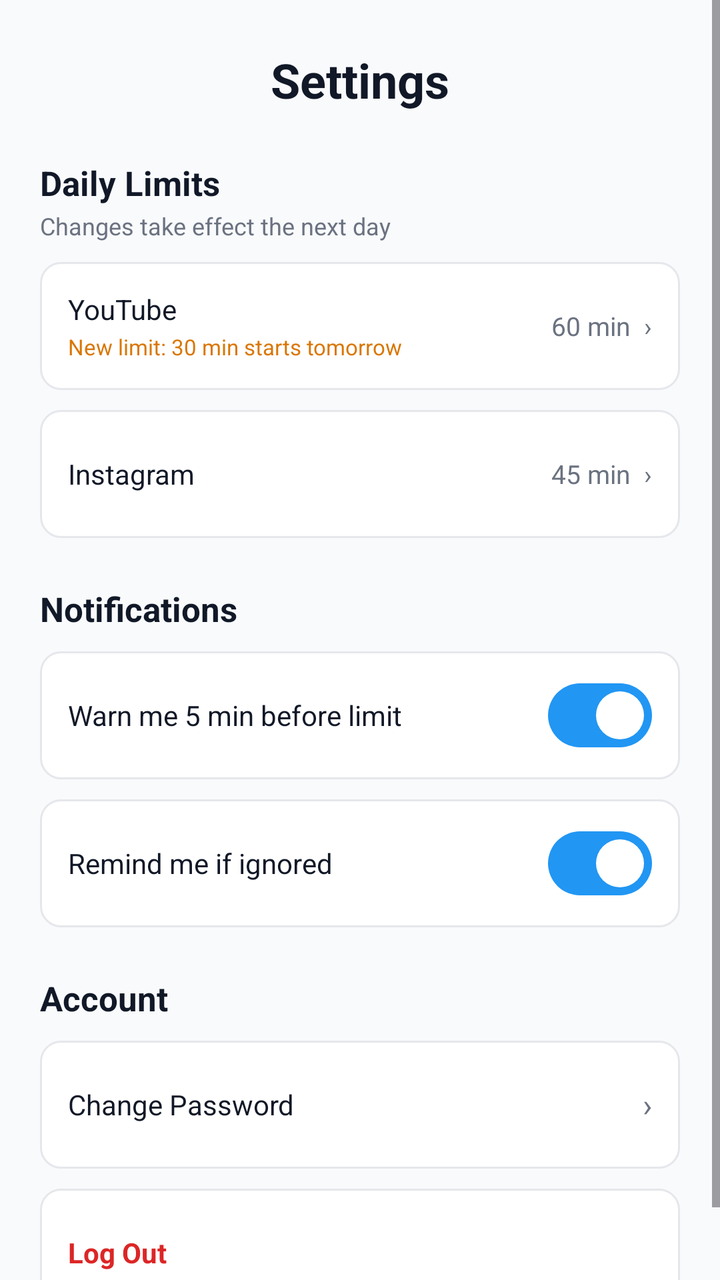
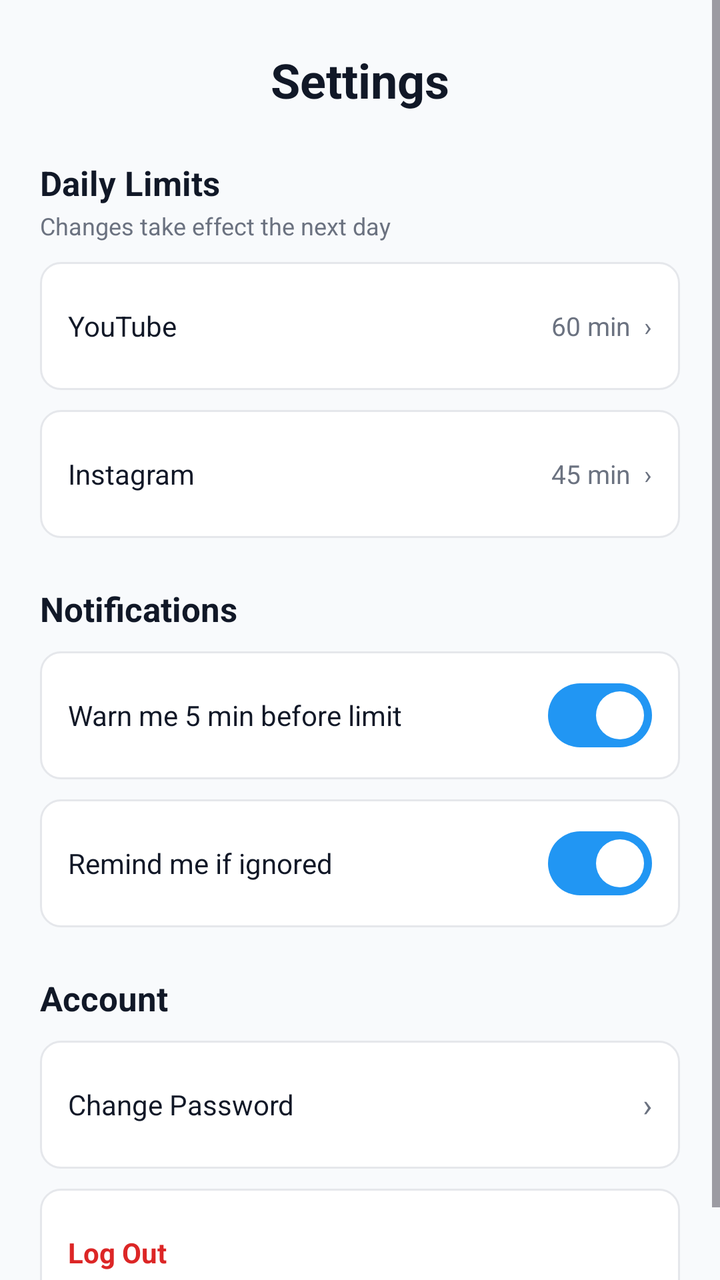

Screens rendered from an Android XML layout before and after an edit, with the pre-edit source and the edit as a unified diff.
<!-- AndroidManifest.xml: application theme Theme.ShortFormBlocker -->
<!-- res/layout/fragment_settings.xml -->
<?xml version="1.0" encoding="utf-8"?>
<LinearLayout xmlns:android="http://schemas.android.com/apk/res/android"
    xmlns:app="http://schemas.android.com/apk/res-auto"
    xmlns:tools="http://schemas.android.com/tools"
    android:id="@+id/settings_root"
    android:layout_width="match_parent"
    android:layout_height="match_parent"
    android:background="@color/fs_background"
    android:orientation="vertical"
    tools:context=".SettingsFragment">

    <ScrollView
        android:layout_width="match_parent"
        android:layout_height="0dp"
        android:layout_weight="1"
        android:fillViewport="true">

        <LinearLayout
            android:layout_width="match_parent"
            android:layout_height="wrap_content"
            android:orientation="vertical"
            android:paddingStart="20dp"
            android:paddingTop="12dp"
            android:paddingEnd="20dp"
            android:paddingBottom="20dp">

            
            <TextView
                android:layout_width="match_parent"
                android:layout_height="56dp"
                android:gravity="center"
                android:text="Settings"
                android:textColor="@color/fs_text_primary"
                android:textSize="24sp"
                android:textStyle="bold" />

            
            <TextView
                style="@style/FS.SectionTitle"
                android:layout_marginTop="12dp"
                android:text="Daily Limits" />

            <TextView
                style="@style/FS.SubText"
                android:layout_marginTop="2dp"
                android:text="Changes take effect the next day" />

            <LinearLayout
                android:id="@+id/row_limit_youtube"
                style="@style/FS.Card">

                <LinearLayout
                    android:layout_width="0dp"
                    android:layout_height="wrap_content"
                    android:layout_weight="1"
                    android:orientation="vertical">

                    <TextView
                        android:layout_width="wrap_content"
                        android:layout_height="wrap_content"
                        android:text="YouTube"
                        android:textColor="@color/fs_text_primary"
                        android:textSize="14sp" />

                    <TextView
                        android:layout_width="wrap_content"
                        android:layout_height="wrap_content"
                        android:layout_marginTop="2dp"
                        android:text="New limit: 30 min starts tomorrow"
                        android:textColor="@color/fs_streak_orange"
                        android:textSize="11sp" />
                </LinearLayout>

                <TextView
                    android:layout_width="wrap_content"
                    android:layout_height="wrap_content"
                    android:text="60 min  ›"
                    android:textColor="@color/fs_text_secondary"
                    android:textSize="13sp" />
            </LinearLayout>

            <LinearLayout
                android:id="@+id/row_limit_instagram"
                style="@style/FS.Card">

                <LinearLayout
                    android:layout_width="0dp"
                    android:layout_height="wrap_content"
                    android:layout_weight="1"
                    android:orientation="vertical">

                    <TextView
                        android:layout_width="wrap_content"
                        android:layout_height="wrap_content"
                        android:text="Instagram"
                        android:textColor="@color/fs_text_primary"
                        android:textSize="14sp" />
                </LinearLayout>

                <TextView
                    android:layout_width="wrap_content"
                    android:layout_height="wrap_content"
                    android:text="45 min  ›"
                    android:textColor="@color/fs_text_secondary"
                    android:textSize="13sp" />
            </LinearLayout>

            
            <TextView
                style="@style/FS.SectionTitle"
                android:layout_marginTop="24dp"
                android:text="Notifications" />

            <LinearLayout style="@style/FS.Card">

                <TextView
                    style="@style/FS.RowLabel"
                    android:text="Warn me 5 min before limit" />

                <com.google.android.material.materialswitch.MaterialSwitch
                    android:id="@+id/switch_warn_before_limit"
                    android:layout_width="wrap_content"
                    android:layout_height="wrap_content"
                    android:checked="true"
                    android:minHeight="0dp"
                    android:theme="@style/ThemeOverlay.FS.Switch" />
            </LinearLayout>

            <LinearLayout style="@style/FS.Card">

                <TextView
                    style="@style/FS.RowLabel"
                    android:text="Remind me if ignored" />

                <com.google.android.material.materialswitch.MaterialSwitch
                    android:id="@+id/switch_remind_if_ignored"
                    android:layout_width="wrap_content"
                    android:layout_height="wrap_content"
                    android:checked="true"
                    android:minHeight="0dp"
                    android:theme="@style/ThemeOverlay.FS.Switch" />
            </LinearLayout>

            
            <TextView
                style="@style/FS.SectionTitle"
                android:layout_marginTop="24dp"
                android:text="Account" />

            <LinearLayout
                android:id="@+id/row_change_password"
                style="@style/FS.Card">

                <TextView
                    style="@style/FS.RowLabel"
                    android:text="Change Password" />

                <TextView
                    android:layout_width="wrap_content"
                    android:layout_height="wrap_content"
                    android:text="›"
                    android:textColor="@color/fs_text_secondary"
                    android:textSize="16sp" />
            </LinearLayout>

            <LinearLayout
                android:id="@+id/row_log_out"
                style="@style/FS.Card">

                <TextView
                    style="@style/FS.RowLabel"
                    android:text="Log Out"
                    android:textColor="@color/fs_logout_red"
                    android:textStyle="bold" />
            </LinearLayout>

        </LinearLayout>
    </ScrollView>

</LinearLayout>
<!-- resources referenced by this layout -->
<resources>
  <color name="fs_background">#FFF8FAFC</color>
  <color name="fs_logout_red">#FFDC2626</color>
  <color name="fs_streak_orange">#FFD97706</color>
  <color name="fs_text_primary">#FF111827</color>
  <color name="fs_text_secondary">#FF6B7280</color>
  <style name="FS.Card">
          <item name="android:layout_width">match_parent</item>
          <item name="android:layout_height">wrap_content</item>
          <item name="android:background">@drawable/bg_fs_card</item>
          <item name="android:gravity">center_vertical</item>
          <item name="android:orientation">horizontal</item>
          <item name="android:minHeight">64dp</item>
          <item name="android:paddingStart">14dp</item>
          <item name="android:paddingEnd">14dp</item>
          <item name="android:paddingTop">12dp</item>
          <item name="android:paddingBottom">12dp</item>
          <item name="android:layout_marginTop">10dp</item>
      </style>
  <style name="FS.RowLabel">
          <item name="android:layout_width">0dp</item>
          <item name="android:layout_height">wrap_content</item>
          <item name="android:layout_weight">1</item>
          <item name="android:textColor">@color/fs_text_primary</item>
          <item name="android:textSize">14sp</item>
      </style>
  <style name="FS.SectionTitle">
          <item name="android:layout_width">wrap_content</item>
          <item name="android:layout_height">wrap_content</item>
          <item name="android:textColor">@color/fs_text_primary</item>
          <item name="android:textSize">17sp</item>
          <item name="android:textStyle">bold</item>
      </style>
  <style name="FS.SubText">
          <item name="android:layout_width">wrap_content</item>
          <item name="android:layout_height">wrap_content</item>
          <item name="android:textColor">@color/fs_text_secondary</item>
          <item name="android:textSize">12sp</item>
      </style>
  <style name="ThemeOverlay.FS.Switch" parent="">
          <item name="colorPrimary">@color/fs_switch_blue</item>
          <item name="colorOnPrimary">@color/fs_card</item>
      </style>
  <style name="Theme.ShortFormBlocker" parent="Base.Theme.ShortFormBlocker" />
  <!-- drawable bg_fs_card (drawable) -->
  <?xml version="1.0" encoding="utf-8"?>
  <shape xmlns:android="http://schemas.android.com/apk/res/android" android:shape="rectangle">
      <solid android:color="@color/fs_card" />
      <stroke android:width="1dp" android:color="@color/fs_card_stroke" />
      <corners android:radius="10dp" />
  </shape>
  <color name="fs_switch_blue">#FF2196F3</color>
  <color name="fs_card">#FFFFFFFF</color>
  <style name="Base.Theme.ShortFormBlocker" parent="Theme.Material3.DayNight.NoActionBar">
          
          
      </style>
  <color name="fs_card_stroke">#FFE5E7EB</color>
</resources>

<!-- the commit's change to res/layout/fragment_settings.xml (unified diff, before → after) -->
@@ -63,15 +63,18 @@
                         android:textSize="14sp" />
 
                     <TextView
+                        android:id="@+id/youtubePendingTextView"
                         android:layout_width="wrap_content"
                         android:layout_height="wrap_content"
                         android:layout_marginTop="2dp"
                         android:text="New limit: 30 min starts tomorrow"
                         android:textColor="@color/fs_streak_orange"
-                        android:textSize="11sp" />
+                        android:textSize="11sp"
+                        android:visibility="gone" />
                 </LinearLayout>
 
                 <TextView
+                    android:id="@+id/youtubeLimitTextView"
                     android:layout_width="wrap_content"
                     android:layout_height="wrap_content"
                     android:text="60 min  ›"
@@ -95,9 +98,20 @@
                         android:text="Instagram"
                         android:textColor="@color/fs_text_primary"
                         android:textSize="14sp" />
+
+                    <TextView
+                        android:id="@+id/instagramPendingTextView"
+                        android:layout_width="wrap_content"
+                        android:layout_height="wrap_content"
+                        android:layout_marginTop="2dp"
+                        android:text=""
+                        android:textColor="@color/fs_streak_orange"
+                        android:textSize="11sp"
+                        android:visibility="gone" />
                 </LinearLayout>
 
                 <TextView
+                    android:id="@+id/instagramLimitTextView"
                     android:layout_width="wrap_content"
                     android:layout_height="wrap_content"
                     android:text="45 min  ›"
